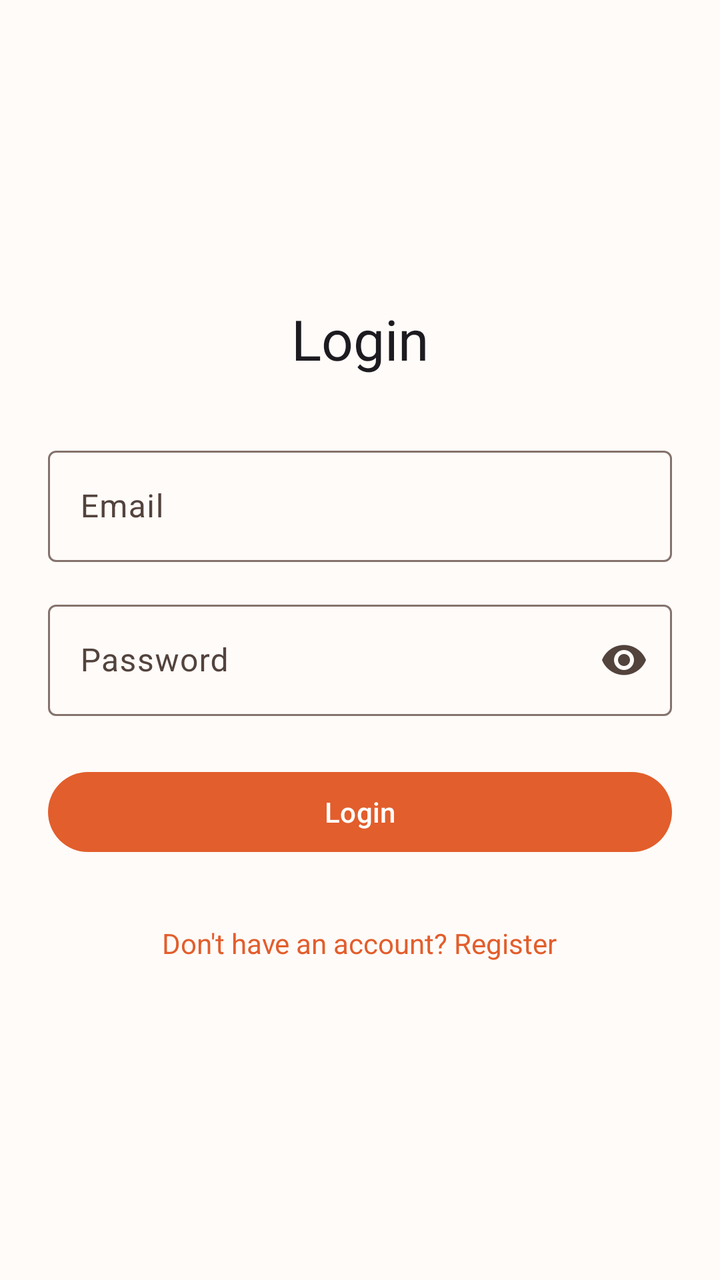
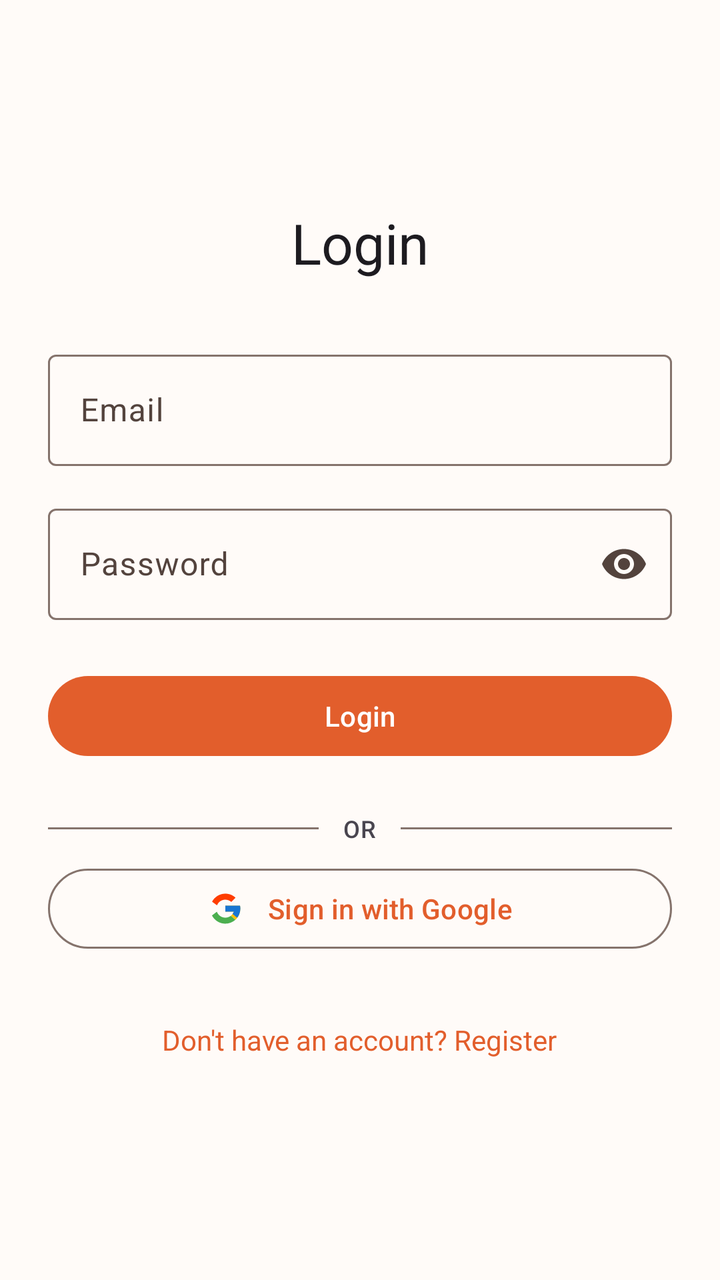

The first picture is an Android layout as it rendered before a commit; the second is the same layout after the commit. The layout source and the unified diff follow.
<!-- AndroidManifest.xml: application theme Theme.QRMenuManager -->
<!-- res/layout/fragment_login.xml -->
<?xml version="1.0" encoding="utf-8"?>
<androidx.core.widget.NestedScrollView xmlns:android="http://schemas.android.com/apk/res/android"
    xmlns:app="http://schemas.android.com/apk/res-auto"
    android:layout_width="match_parent"
    android:layout_height="match_parent"
    android:fillViewport="true">

    <LinearLayout
        android:layout_width="match_parent"
        android:layout_height="wrap_content"
        android:gravity="center"
        android:orientation="vertical"
        android:paddingHorizontal="24dp"
        android:paddingVertical="32dp">

        <TextView
            android:layout_width="wrap_content"
            android:layout_height="wrap_content"
            android:layout_marginBottom="32dp"
            android:text="@string/title_login"
            android:textAppearance="?attr/textAppearanceHeadlineMedium" />

        <com.google.android.material.textfield.TextInputLayout
            android:id="@+id/layout_email"
            android:layout_width="match_parent"
            android:layout_height="wrap_content"
            android:layout_marginBottom="16dp"
            android:hint="@string/hint_email"
            app:boxBackgroundMode="outline">

            <com.google.android.material.textfield.TextInputEditText
                android:id="@+id/input_email"
                android:layout_width="match_parent"
                android:layout_height="wrap_content"
                android:inputType="textEmailAddress" />
        </com.google.android.material.textfield.TextInputLayout>

        <com.google.android.material.textfield.TextInputLayout
            android:id="@+id/layout_password"
            android:layout_width="match_parent"
            android:layout_height="wrap_content"
            android:layout_marginBottom="24dp"
            android:hint="@string/hint_password"
            app:boxBackgroundMode="outline"
            app:endIconMode="password_toggle">

            <com.google.android.material.textfield.TextInputEditText
                android:id="@+id/input_password"
                android:layout_width="match_parent"
                android:layout_height="wrap_content"
                android:inputType="textPassword" />
        </com.google.android.material.textfield.TextInputLayout>

        <com.google.android.material.button.MaterialButton
            android:id="@+id/btn_login"
            android:layout_width="match_parent"
            android:layout_height="wrap_content"
            android:layout_marginBottom="8dp"
            android:text="@string/action_login" />

        <ProgressBar
            android:id="@+id/progress"
            android:layout_width="wrap_content"
            android:layout_height="wrap_content"
            android:layout_marginTop="8dp"
            android:visibility="gone" />

        <TextView
            android:id="@+id/txt_go_to_register"
            android:layout_width="wrap_content"
            android:layout_height="wrap_content"
            android:layout_marginTop="16dp"
            android:padding="8dp"
            android:text="@string/prompt_no_account"
            android:textColor="?attr/colorPrimary" />
    </LinearLayout>
</androidx.core.widget.NestedScrollView>
<!-- resources referenced by this layout -->
<resources>
  <string name="action_login">Login</string>
  <string name="hint_email">Email</string>
  <string name="hint_password">Password</string>
  <string name="prompt_no_account">Don\'t have an account? Register</string>
  <string name="title_login">Login</string>
  <style name="Theme.QRMenuManager" parent="Base.Theme.QRMenuManager" />
  <color name="md_theme_light_primary">#E25E2C</color>
  <color name="md_theme_light_onPrimary">#FFFFFF</color>
  <color name="md_theme_light_primaryContainer">#FFDBCB</color>
  <color name="md_theme_light_onPrimaryContainer">#3B0F00</color>
  <color name="md_theme_light_secondary">#1FA89A</color>
  <color name="md_theme_light_onSecondary">#FFFFFF</color>
  <color name="md_theme_light_secondaryContainer">#B2F0EA</color>
  <color name="md_theme_light_onSecondaryContainer">#00201D</color>
  <color name="md_theme_light_tertiary">#E59A1F</color>
  <color name="md_theme_light_onTertiary">#FFFFFF</color>
  <color name="md_theme_light_tertiaryContainer">#FFE0AB</color>
  <color name="md_theme_light_onTertiaryContainer">#271900</color>
  <color name="md_theme_light_error">#BA1A1A</color>
  <color name="md_theme_light_onError">#FFFFFF</color>
  <color name="md_theme_light_errorContainer">#FFDAD6</color>
  <color name="md_theme_light_onErrorContainer">#410002</color>
  <color name="md_theme_light_background">#FFFBF8</color>
  <color name="md_theme_light_onBackground">#201A17</color>
  <color name="md_theme_light_surface">#FFFBF8</color>
  <color name="md_theme_light_onSurface">#201A17</color>
  <color name="md_theme_light_surfaceVariant">#F5DDD2</color>
  <color name="md_theme_light_onSurfaceVariant">#53433D</color>
  <color name="md_theme_light_outline">#85736C</color>
  <!-- unchanged entries left out for length: 1 -->
</resources>

<!-- the commit's change to res/layout/fragment_login.xml (unified diff, before → after) -->
@@ -58,6 +58,46 @@
             android:layout_marginBottom="8dp"
             android:text="@string/action_login" />
 
+        <LinearLayout
+            android:layout_width="match_parent"
+            android:layout_height="wrap_content"
+            android:layout_marginTop="16dp"
+            android:layout_marginBottom="8dp"
+            android:gravity="center_vertical"
+            android:orientation="horizontal">
+
+            <View
+                android:layout_width="0dp"
+                android:layout_height="1dp"
+                android:layout_weight="1"
+                android:background="?attr/colorOutline" />
+
+            <TextView
+                android:layout_width="wrap_content"
+                android:layout_height="wrap_content"
+                android:paddingHorizontal="12dp"
+                android:text="@string/separator_or"
+                android:textAppearance="?attr/textAppearanceLabelMedium" />
+
+            <View
+                android:layout_width="0dp"
+                android:layout_height="1dp"
+                android:layout_weight="1"
+                android:background="?attr/colorOutline" />
+        </LinearLayout>
+
+        <com.google.android.material.button.MaterialButton
+            android:id="@+id/btn_google_sign_in"
+            style="?attr/materialButtonOutlinedStyle"
+            android:layout_width="match_parent"
+            android:layout_height="wrap_content"
+            android:layout_marginBottom="8dp"
+            android:text="@string/action_sign_in_with_google"
+            app:icon="@drawable/ic_google"
+            app:iconGravity="textStart"
+            app:iconPadding="12dp"
+            app:iconTint="@null" />
+
         <ProgressBar
             android:id="@+id/progress"
             android:layout_width="wrap_content"
<!-- resource entries referenced after the edit -->
@@ -1,9 +1,30 @@
 <!-- resources referenced by this layout -->
 <resources>
+  <!-- drawable ic_google (drawable) -->
+  <vector xmlns:android="http://schemas.android.com/apk/res/android"
+      android:width="24dp"
+      android:height="24dp"
+      android:viewportWidth="48"
+      android:viewportHeight="48">
+      <path
+          android:fillColor="#FFC107"
+          android:pathData="M43.611,20.083L42,20L42,20L24,20v8h11.303c-0.792,2.237 -2.231,4.166 -4.087,5.571c0.001,-0.001 0.002,-0.001 0.003,-0.002l6.19,5.238C36.971,39.205 44,34 44,24C44,22.659 43.862,21.35 43.611,20.083z" />
+      <path
+          android:fillColor="#FF3D00"
+          android:pathData="M6.306,14.691l6.571,4.819C14.655,15.108 18.961,12 24,12c3.059,0 5.842,1.154 7.961,3.039l5.657,-5.657C34.046,6.053 29.268,4 24,4C16.318,4 9.656,8.337 6.306,14.691z" />
+      <path
+          android:fillColor="#4CAF50"
+          android:pathData="M24,44c5.166,0 9.86,-1.977 13.409,-5.192l-6.19,-5.238C29.211,35.091 26.715,36 24,36c-5.202,0 -9.619,-3.317 -11.283,-7.946l-6.522,5.025C9.505,39.556 16.227,44 24,44z" />
+      <path
+          android:fillColor="#1976D2"
+          android:pathData="M43.611,20.083L42,20L42,20L24,20v8h11.303c-0.381,1.073 -0.985,2.057 -1.756,2.902c0.001,-0.001 0.002,-0.001 0.003,-0.002l6.19,5.238C39.296,36.539 44,32 44,24C44,22.659 43.862,21.35 43.611,20.083z" />
+  </vector>
   <string name="action_login">Login</string>
+  <string name="action_sign_in_with_google">Sign in with Google</string>
   <string name="hint_email">Email</string>
   <string name="hint_password">Password</string>
   <string name="prompt_no_account">Don\'t have an account? Register</string>
+  <string name="separator_or">OR</string>
   <string name="title_login">Login</string>
   <style name="Theme.QRMenuManager" parent="Base.Theme.QRMenuManager" />
   <color name="md_theme_light_primary">#E25E2C</color>
